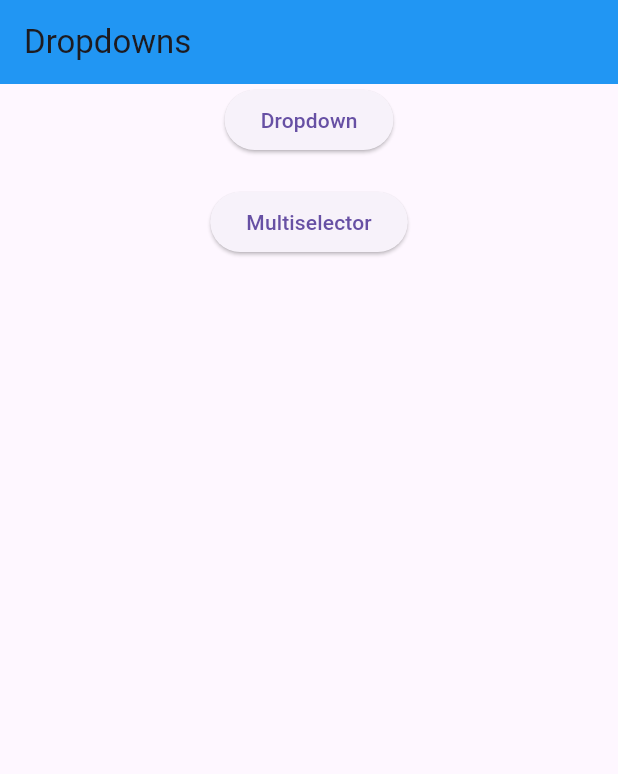
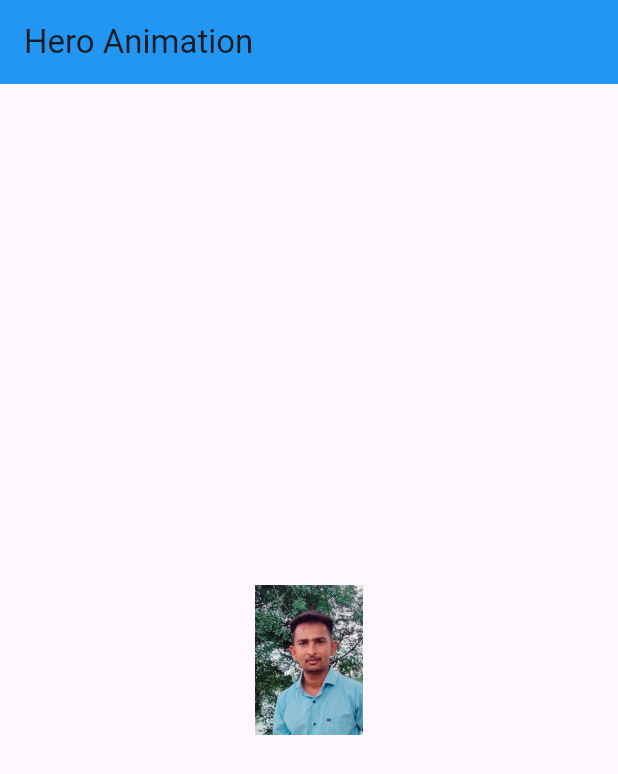
Before and after one commit to rahulhajare3585/Flutter_Training, a Flutter app: the screen it shows after launch, on a phone screen of 412 x 824 dp. Shown: the top 774 px of the screen. Run offline on Flutter 3.47's test engine with Material 3 defaults, Android fonts, the phone set to English and light mode, and no system bars; our stand-ins replace dropdown_search, font_awesome_flutter.

Commit message:
done with animations

```diff
--- /dev/null
+++ b/lib/Animations/hero_animation_widget.dart
@@ -0,0 +1,35 @@
+import 'package:flutter/material.dart';
+import 'package:training_app/Animations/details_page.dart';
+
+class HeroAnimationWidget extends StatefulWidget {
+  const HeroAnimationWidget() : super();
+
+  @override
+  State<HeroAnimationWidget> createState() => _HeroAnimationWidget();
+}
+
+class _HeroAnimationWidget extends State<HeroAnimationWidget> {
+  @override
+  Widget build(BuildContext context) {
+    return Scaffold(
+      appBar: AppBar(
+        backgroundColor: Colors.blue,
+        title: Text('Hero Animation'),
+      ),
+      body: Container(
+        child: Center(
+          child: InkWell(
+            onTap: () {
+              Navigator.push(context,
+                  MaterialPageRoute(builder: (context) => DetailsPage()));
+            },
+            child: Hero(
+                child: Image.asset('assets/images/profile.jpeg',
+                    width: 100, height: 100),
+                tag: 'background'),
+          ),
+        ),
+      ),
+    );
+  }
+}
--- a/lib/screens/splash_screen.dart
+++ b/lib/screens/splash_screen.dart
@@ -2,8 +2,8 @@ import 'dart:async';
 
 import 'package:flutter/material.dart';
 import 'package:flutter/widgets.dart';
-import 'package:training_app/dropdown/dropdown_landing_screen.dart';
-import 'package:training_app/dropdown/multi_select_dropdown_example.dart';
+import 'package:training_app/Animations/flutter_animated_cross_fade_widget.dart';
+import 'package:training_app/Animations/hero_animation_widget.dart';
 
 class SplashScreen extends StatefulWidget {
   @override
@@ -18,7 +18,7 @@ class _SplashScreenState extends State<SplashScreen> {
       Navigator.pushReplacement(
           context,
           MaterialPageRoute(
-            builder: (context) => DropdownLandingScreen(),
+            builder: (context) => HeroAnimationWidget(),
           ));
     });
   }
--- a/pubspec.yaml
+++ b/pubspec.yaml
@@ -49,6 +49,7 @@ dev_dependencies:
   intl: ^0.19.0
   font_awesome_flutter: ^10.7.0
   dropdown_search: ^5.0.3
+  dio: ^5.7.0
 
 # For information on the generic Dart part of this file, see the
 # following page: https://dart.dev/tools/pub/pubspec
```
Also changed, not shown: lib/API/service/api_service.dart (added, +13 -0 lines), lib/Animations/details_page.dart (added, +28 -0 lines), lib/Animations/flutter_animated_cross_fade_widget.dart (added, +59 -0 lines), lib/dropdown/multi_select_dropdown_example.dart (+7 -5 lines), lib/Animations/animated_cross_fade_widget.dart (deleted), pubspec.lock.
